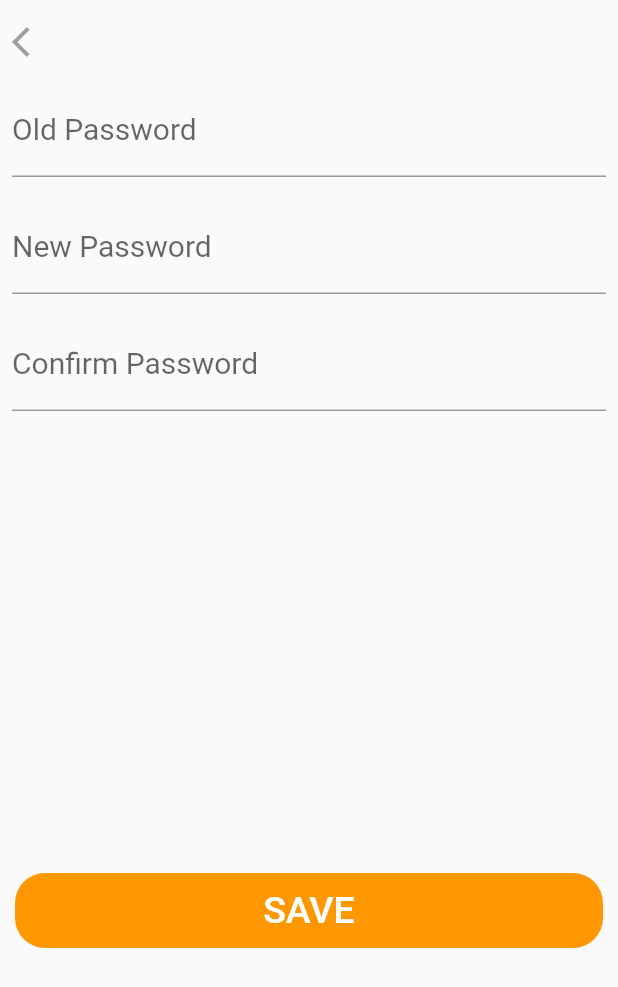
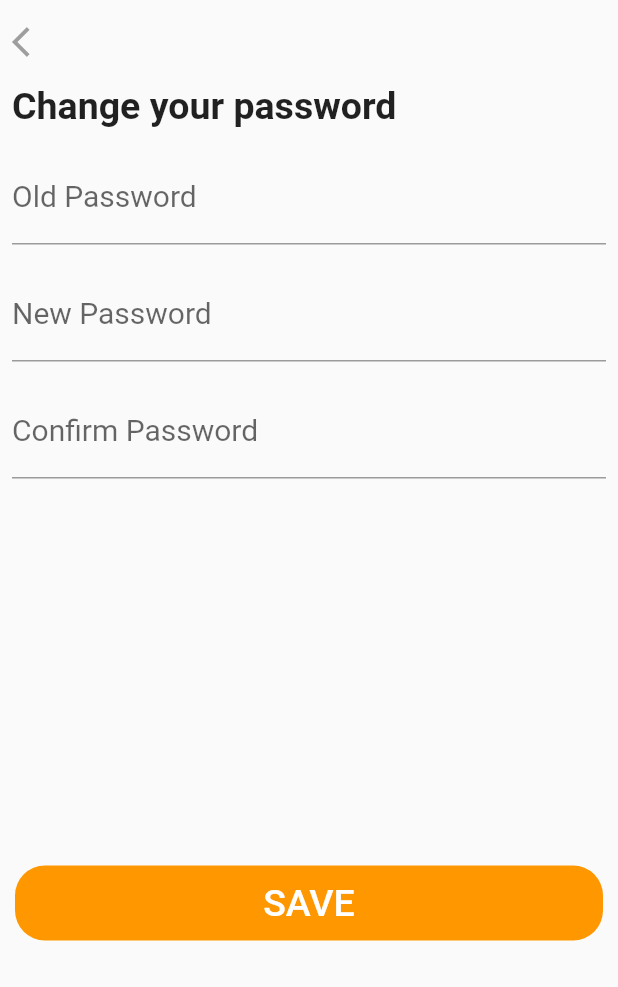
Before and after one commit to MerveCoban1/digigarson_demo_design, a Flutter app: the SettingsPassword screen opened directly, on a phone screen of 412 x 824 dp. Shown: the top 987 px of the screen. Run offline on Flutter 3.47's test engine with Material 2 defaults, Android fonts, the phone set to English and light mode, and no system bars; missing offline and left inert: flappy_search_bar.

Commit message:
add title of the page

```diff
--- a/lib/views/settings_password.dart
+++ b/lib/views/settings_password.dart
@@ -22,6 +22,13 @@ class _SettingsPasswordState extends State<SettingsPassword> {
                 Icons.arrow_back_ios,
                 color: Colors.grey,
               )),
+          Padding(
+            padding: const EdgeInsets.all(8.0),
+            child: Text(
+              "Change your password",
+              style: TextStyle(fontWeight: FontWeight.bold, fontSize: 25.0),
+            ),
+          ),
           Padding(
             padding: const EdgeInsets.all(8.0),
             child: TextField(
@@ -52,7 +59,8 @@ class _SettingsPasswordState extends State<SettingsPassword> {
             ),
           ),
           Padding(
-            padding: const EdgeInsets.only(top: 300.0, left:10, right:10, bottom:20.0),
+            padding: const EdgeInsets.only(
+                top: 250.0, left: 10, right: 10, bottom: 20.0),
             child: FlatButton(
               minWidth: 320.0,
               height: 50.0,
```
